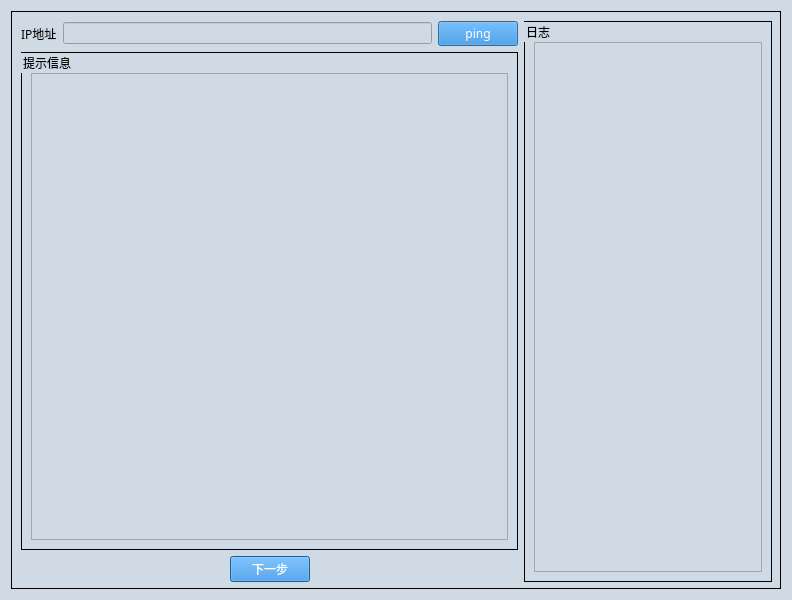
Qt form ui/ecom-ns-2/ECOM_NS2_Ping.ui (gaoxingyu-hub/HUA54testframework) before a commit.
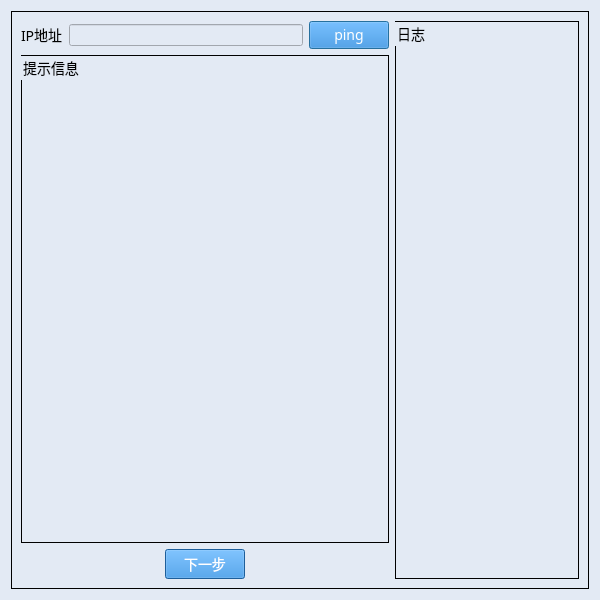
The same form after that commit.

The edit to the form file:
```diff
--- a/ui/ecom-ns-2/ECOM_NS2_Ping.ui
+++ b/ui/ecom-ns-2/ECOM_NS2_Ping.ui
@@ -6,7 +6,7 @@
    <rect>
     <x>0</x>
     <y>0</y>
-    <width>792</width>
+    <width>600</width>
     <height>600</height>
    </rect>
   </property>
@@ -20,48 +20,43 @@
    <string>Dialog</string>
   </property>
   <property name="styleSheet">
-   <string notr="true">QDialog{
-background-color:#D0DAE5;
-}
-
-QTextBrower{
-background-color:#D0DAE5;
-}
-
-QLineEdit{
-background-color:#D0DAE5;
-}
-
+   <string notr="true">
 QWidget{
-background-color:#D0DAE5;
+background-color:#E3EAF4;
 }
-
-QStackedWidget{
-background-color:#D0DAE5;
+QLineEdit{
+background-color:#E3EAF4;
 }
-
-QHeaderView{
-background-color:#D0DAE5;
+QDialog{
+background-color:#E3EAF4;
+margin-top:10px;
 }
-
 QLabel{
-font-size:12px;
+font-size:14px;
 font-family:Microsoft YaHei;
-background-color:#D0DAE5;
+background-color:#E3EAF4;
 }
-
-QPushButton{         /*按钮自适应拉伸背景*/
-border-width: 2px 15px 2px 15px;
+QGroupBox{
+font-size:14px;
+font-family:Microsoft YaHei;
+border:1px solid rgb(0, 0, 0);
+background-color:#E3EAF4;
+}
+QPushButton{
 background-color:#2884D8;
 color: #FFFFFF;
-font-size:12px;
+font-size:14px;
 font-family:Microsoft YaHei;
 }
-
-QGroupBox{
-font-size:12px;
-font-family:Microsoft YaHei;
-border:1px solid rgb(0, 0, 0); 
+QTextBrowser{
+border-width:0;
+border-style:outset;
+background-color:#E3EAF4;
+}
+QGraphicsView{
+background-color:#E3EAF4;
+border-width:0;
+border-style:outset;
 }</string>
   </property>
   <layout class="QGridLayout" name="gridLayout_2">
@@ -70,15 +65,8 @@
      <property name="title">
       <string/>
      </property>
-     <widget class="QWidget" name="">
-      <property name="geometry">
-       <rect>
-        <x>10</x>
-        <y>10</y>
-        <width>751</width>
-        <height>561</height>
-       </rect>
-      </property>
+     <layout class="QGridLayout" name="gridLayout_4">
+      <item row="0" column="0">
       <layout class="QHBoxLayout" name="horizontalLayout" stretch="2,1">
        <item>
         <layout class="QVBoxLayout" name="verticalLayout">
@@ -187,7 +175,8 @@
         </widget>
        </item>
       </layout>
-     </widget>
+      </item>
+     </layout>
     </widget>
    </item>
   </layout>
```
Lines whose indentation alone changed are shown as unchanged.
